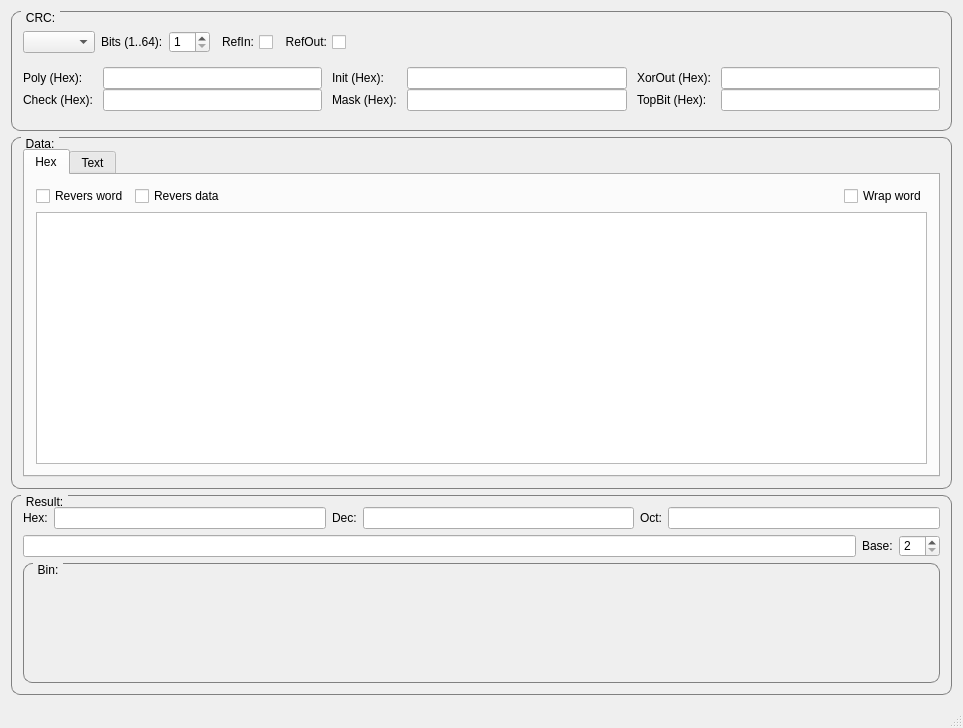
The window that mainwindow.ui (KoynovStas/QCRC_Calc) describes before a commit, drawn with Qt 5.
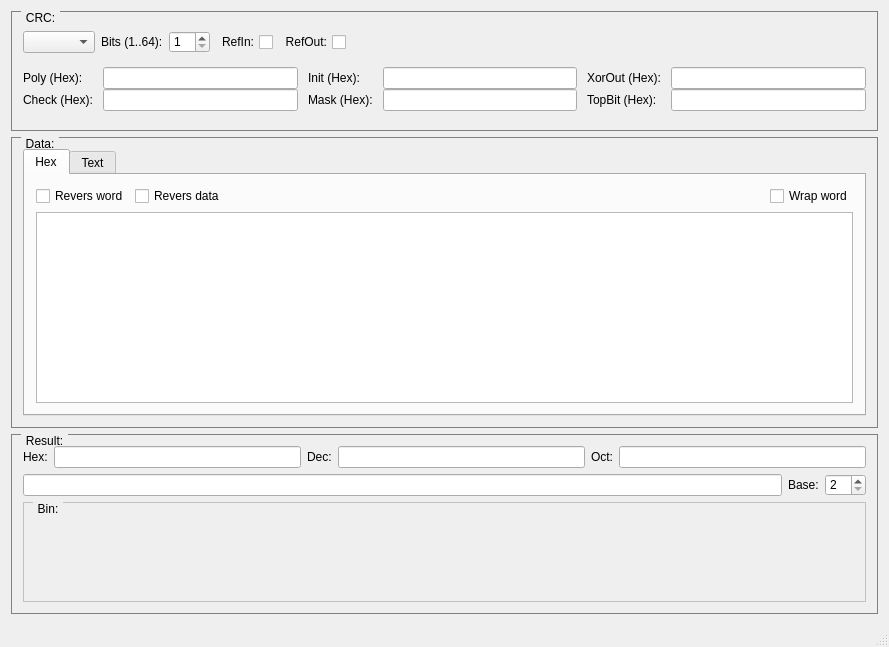
The same window after the commit.

Commit message: New styleSheet for GroupBox

The edit to the form file:
```diff
--- a/mainwindow.ui
+++ b/mainwindow.ui
@@ -6,8 +6,8 @@
    <rect>
     <x>0</x>
     <y>0</y>
-    <width>963</width>
-    <height>728</height>
+    <width>889</width>
+    <height>647</height>
    </rect>
   </property>
   <property name="windowTitle">
@@ -29,7 +29,6 @@
       <property name="styleSheet">
        <string notr="true">QGroupBox {
     border: 1px solid gray;
-    border-radius: 9px;
     margin-top: 0.5em;
 }
 
@@ -257,7 +256,6 @@
       <property name="styleSheet">
        <string notr="true">QGroupBox {
     border: 1px solid gray;
-    border-radius: 9px;
     margin-top: 0.5em;
 }
 
@@ -434,16 +432,21 @@
     </item>
     <item>
      <widget class="QGroupBox" name="CRC_Result_groupBox">
+      <property name="minimumSize">
+       <size>
+        <width>850</width>
+        <height>0</height>
+       </size>
+      </property>
       <property name="maximumSize">
        <size>
         <width>16777215</width>
-        <height>220</height>
+        <height>200</height>
        </size>
       </property>
       <property name="styleSheet">
        <string notr="true">QGroupBox {
     border: 1px solid gray;
-    border-radius: 9px;
     margin-top: 0.5em;
 }
 
@@ -470,7 +473,7 @@
           <widget class="QLineEdit" name="CRC_Res_Hex_lineEdit">
            <property name="minimumSize">
             <size>
-             <width>250</width>
+             <width>200</width>
              <height>0</height>
             </size>
            </property>
@@ -493,7 +496,7 @@
           <widget class="QLineEdit" name="CRC_Res_Dec_lineEdit">
            <property name="minimumSize">
             <size>
-             <width>250</width>
+             <width>200</width>
              <height>0</height>
             </size>
            </property>
@@ -516,7 +519,7 @@
           <widget class="QLineEdit" name="CRC_Res_Oct_lineEdit">
            <property name="minimumSize">
             <size>
-             <width>250</width>
+             <width>200</width>
              <height>0</height>
             </size>
            </property>
@@ -584,19 +587,18 @@
          <property name="minimumSize">
           <size>
            <width>600</width>
-           <height>120</height>
+           <height>100</height>
           </size>
          </property>
          <property name="maximumSize">
           <size>
            <width>16777215</width>
-           <height>120</height>
+           <height>100</height>
           </size>
          </property>
          <property name="styleSheet">
           <string notr="true">QGroupBox {
-    border: 1px solid gray;
-    border-radius: 9px;
+    border: 1px solid rgb(196, 193, 189);
     margin-top: 0.5em;
 }
 
```
The commit also changes 1 other file.
